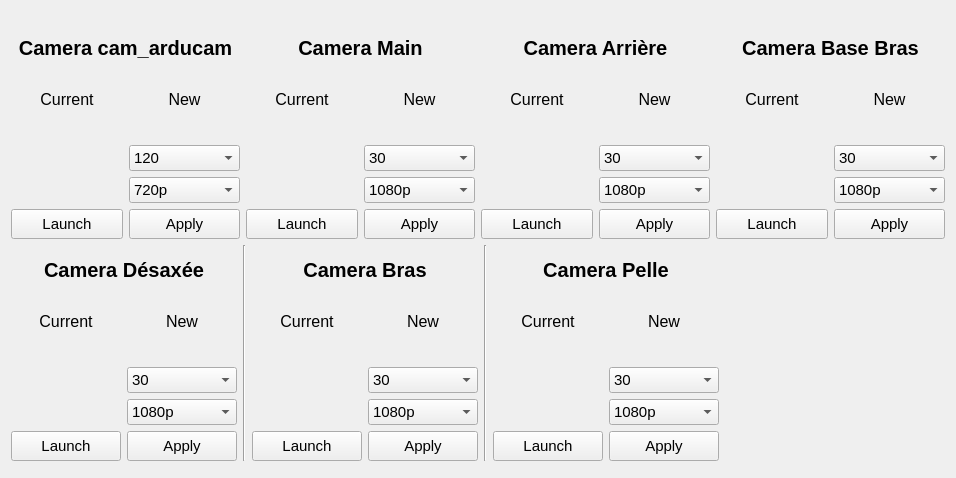
Old version of the form rover_base/rover_launch_control/resource/rover_launch_camera.ui in the repository robotique-udes/rover.
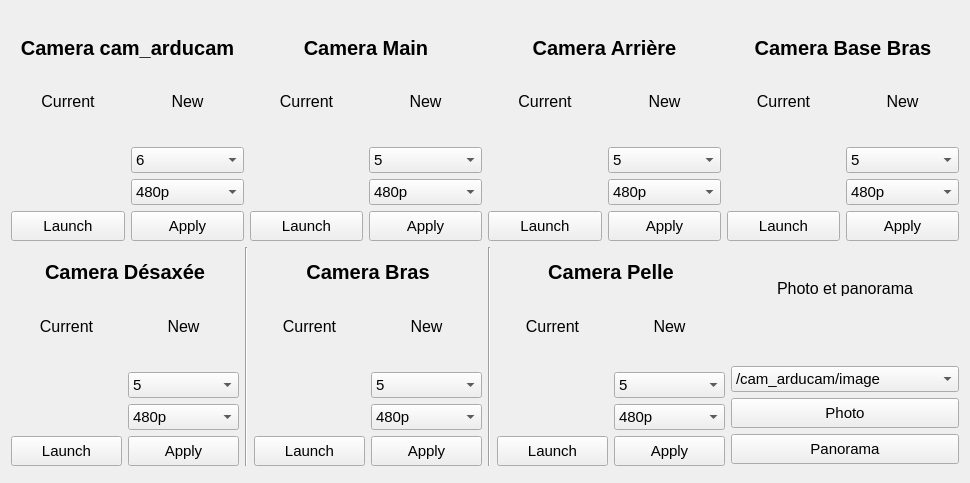
New version of the form.

What changed in the file:
```diff
--- a/rover_base/rover_launch_control/resource/rover_launch_camera.ui
+++ b/rover_base/rover_launch_control/resource/rover_launch_camera.ui
@@ -12,8 +12,8 @@
    <rect>
     <x>0</x>
     <y>0</y>
-    <width>956</width>
-    <height>478</height>
+    <width>970</width>
+    <height>483</height>
    </rect>
   </property>
   <property name="maximumSize">
@@ -365,8 +365,13 @@
                 <cursorShape>PointingHandCursor</cursorShape>
                </property>
                <property name="currentText">
-                <string>120</string>
+                <string>6</string>
                </property>
+               <item>
+                <property name="text">
+                 <string>6</string>
+                </property>
+               </item>
                <item>
                 <property name="text">
                  <string>120</string>
@@ -440,13 +445,8 @@
                 <cursorShape>PointingHandCursor</cursorShape>
                </property>
                <property name="currentText">
-                <string>720p</string>
+                <string>480p</string>
                </property>
-               <item>
-                <property name="text">
-                 <string>720p</string>
-                </property>
-               </item>
                <item>
                 <property name="text">
                  <string>480p</string>
@@ -790,8 +790,13 @@
                   <cursorShape>PointingHandCursor</cursorShape>
                  </property>
                  <property name="currentText">
-                  <string>30</string>
+                  <string>5</string>
                  </property>
+                 <item>
+                  <property name="text">
+                   <string>5</string>
+                  </property>
+                 </item>
                  <item>
                   <property name="text">
                    <string>30</string>
@@ -845,8 +850,13 @@
                   <cursorShape>PointingHandCursor</cursorShape>
                  </property>
                  <property name="currentText">
-                  <string>1080p</string>
+                  <string>480p</string>
                  </property>
+                 <item>
+                  <property name="text">
+                   <string>480p</string>
+                  </property>
+                 </item>
                  <item>
                   <property name="text">
                    <string>1080p</string>
@@ -1202,8 +1212,13 @@
                   <cursorShape>PointingHandCursor</cursorShape>
                  </property>
                  <property name="currentText">
-                  <string>30</string>
+                  <string>5</string>
                  </property>
+                 <item>
+                  <property name="text">
+                   <string>5</string>
+                  </property>
+                 </item>
                  <item>
                   <property name="text">
                    <string>30</string>
@@ -1257,8 +1272,13 @@
                   <cursorShape>PointingHandCursor</cursorShape>
                  </property>
                  <property name="currentText">
-                  <string>1080p</string>
+                  <string>480p</string>
                  </property>
+                 <item>
+                  <property name="text">
+                   <string>480p</string>
+                  </property>
+                 </item>
                  <item>
                   <property name="text">
                    <string>1080p</string>
@@ -1614,8 +1634,13 @@
                   <cursorShape>PointingHandCursor</cursorShape>
                  </property>
                  <property name="currentText">
-                  <string>30</string>
+                  <string>5</string>
                  </property>
+                 <item>
+                  <property name="text">
+                   <string>5</string>
+                  </property>
+                 </item>
                  <item>
                   <property name="text">
                    <string>30</string>
@@ -1669,8 +1694,13 @@
                   <cursorShape>PointingHandCursor</cursorShape>
                  </property>
                  <property name="currentText">
-                  <string>1080p</string>
+                  <string>480p</string>
                  </property>
+                 <item>
+                  <property name="text">
+                   <string>480p</string>
+                  </property>
+                 </item>
                  <item>
                   <property name="text">
                    <string>1080p</string>
@@ -2032,8 +2062,13 @@
                     <cursorShape>PointingHandCursor</cursorShape>
                    </property>
                    <property name="currentText">
-                    <string>30</string>
+                    <string>5</string>
                    </property>
+                   <item>
+                    <property name="text">
+                     <string>5</string>
+                    </property>
+                   </item>
                    <item>
                     <property name="text">
                      <string>30</string>
@@ -2087,8 +2122,13 @@
                     <cursorShape>PointingHandCursor</cursorShape>
                    </property>
                    <property name="currentText">
-                    <string>1080p</string>
+                    <string>480p</string>
                    </property>
+                   <item>
+                    <property name="text">
+                     <string>480p</string>
+                    </property>
+                   </item>
                    <item>
                     <property name="text">
                      <string>1080p</string>
@@ -2451,8 +2491,13 @@
                     <cursorShape>PointingHandCursor</cursorShape>
                    </property>
                    <property name="currentText">
-                    <string>30</string>
+                    <string>5</string>
                    </property>
+                   <item>
+                    <property name="text">
+                     <string>5</string>
+                    </property>
+                   </item>
                    <item>
                     <property name="text">
                      <string>30</string>
@@ -2506,8 +2551,13 @@
                     <cursorShape>PointingHandCursor</cursorShape>
                    </property>
                    <property name="currentText">
-                    <string>1080p</string>
+                    <string>480p</string>
                    </property>
+                   <item>
+                    <property name="text">
+                     <string>480p</string>
+                    </property>
+                   </item>
                    <item>
                     <property name="text">
                      <string>1080p</string>
@@ -2870,8 +2920,13 @@
                     <cursorShape>PointingHandCursor</cursorShape>
                    </property>
                    <property name="currentText">
-                    <string>30</string>
+                    <string>5</string>
                    </property>
+                   <item>
+                    <property name="text">
+                     <string>5</string>
+                    </property>
+                   </item>
                    <item>
                     <property name="text">
                      <string>30</string>
@@ -2925,8 +2980,13 @@
                     <cursorShape>PointingHandCursor</cursorShape>
                    </property>
                    <property name="currentText">
-                    <string>1080p</string>
+                    <string>480p</string>
                    </property>
+                   <item>
+                    <property name="text">
+                     <string>480p</string>
+                    </property>
+                   </item>
                    <item>
                     <property name="text">
                      <string>1080p</string>
@@ -3006,17 +3066,241 @@
           </layout>
          </item>
          <item>
-          <spacer name="horizontalSpacer">
-           <property name="orientation">
-            <enum>Qt::Horizontal</enum>
-           </property>
-           <property name="sizeHint" stdset="0">
-            <size>
-             <width>40</width>
-             <height>20</height>
-            </size>
-           </property>
-          </spacer>
+          <layout class="QVBoxLayout" name="verticalLayout_39">
+           <item>
+            <layout class="QVBoxLayout" name="verticalLayout_40">
+             <item>
+              <layout class="QHBoxLayout" name="horizontalLayout_13">
+               <item>
+                <layout class="QVBoxLayout" name="verticalLayout_41">
+                 <item>
+                  <widget class="QPushButton" name="pb_current_cam_pelle_bw_2">
+                   <property name="enabled">
+                    <bool>true</bool>
+                   </property>
+                   <property name="cursor">
+                    <cursorShape>ArrowCursor</cursorShape>
+                   </property>
+                   <property name="focusPolicy">
+                    <enum>Qt::StrongFocus</enum>
+                   </property>
+                   <property name="text">
+                    <string/>
+                   </property>
+                   <property name="autoDefault">
+                    <bool>false</bool>
+                   </property>
+                   <property name="default">
+                    <bool>false</bool>
+                   </property>
+                   <property name="flat">
+                    <bool>true</bool>
+                   </property>
+                  </widget>
+                 </item>
+                 <item>
+                  <widget class="QLabel" name="label_29">
+                   <property name="sizePolicy">
+                    <sizepolicy hsizetype="MinimumExpanding" vsizetype="MinimumExpanding">
+                     <horstretch>0</horstretch>
+                     <verstretch>0</verstretch>
+                    </sizepolicy>
+                   </property>
+                   <property name="maximumSize">
+                    <size>
+                     <width>16777215</width>
+                     <height>15</height>
+                    </size>
+                   </property>
+                   <property name="font">
+                    <font>
+                     <family>Ubuntu</family>
+                     <pointsize>12</pointsize>
+                     <weight>50</weight>
+                     <bold>false</bold>
+                    </font>
+                   </property>
+                   <property name="text">
+                    <string>Photo et panorama</string>
+                   </property>
+                   <property name="textFormat">
+                    <enum>Qt::AutoText</enum>
+                   </property>
+                   <property name="scaledContents">
+                    <bool>false</bool>
+                   </property>
+                   <property name="alignment">
+                    <set>Qt::AlignCenter</set>
+                   </property>
+                  </widget>
+                 </item>
+                 <item>
+                  <widget class="QPushButton" name="pb_current_cam_pelle_framerate_2">
+                   <property name="cursor">
+                    <cursorShape>ArrowCursor</cursorShape>
+                   </property>
+                   <property name="text">
+                    <string/>
+                   </property>
+                   <property name="flat">
+                    <bool>true</bool>
+                   </property>
+                  </widget>
+                 </item>
+                 <item>
+                  <widget class="QPushButton" name="pb_current_cam_pelle_resolution_2">
+                   <property name="cursor">
+                    <cursorShape>ArrowCursor</cursorShape>
+                   </property>
+                   <property name="text">
+                    <string/>
+                   </property>
+                   <property name="flat">
+                    <bool>true</bool>
+                   </property>
+                  </widget>
+                 </item>
+                 <item>
+                  <widget class="QComboBox" name="cb_topic_camera">
+                   <property name="cursor">
+                    <cursorShape>PointingHandCursor</cursorShape>
+                   </property>
+                   <property name="currentText">
+                    <string>/cam_arducam/image</string>
+                   </property>
+                   <item>
+                    <property name="text">
+                     <string>/cam_arducam/image</string>
+                    </property>
+                   </item>
+                   <item>
+                    <property name="text">
+                     <string>/cam_main/image</string>
+                    </property>
+                   </item>
+                   <item>
+                    <property name="text">
+                     <string>/cam_arriere/image</string>
+                    </property>
+                   </item>
+                   <item>
+                    <property name="text">
+                     <string>/cam_base_bras/image</string>
+                    </property>
+                   </item>
+                   <item>
+                    <property name="text">
+                     <string>/cam_desaxee/image</string>
+                    </property>
+                   </item>
+                   <item>
+                    <property name="text">
+                     <string>/cam_bras/image</string>
+                    </property>
+                   </item>
+                   <item>
+                    <property name="text">
+                     <string>/cam_pelle/image</string>
+                    </property>
+                   </item>
+                  </widget>
+                 </item>
+                 <item>
+                  <widget class="QPushButton" name="pb_photo">
+                   <property name="sizePolicy">
+                    <sizepolicy hsizetype="Minimum" vsizetype="Fixed">
+                     <horstretch>0</horstretch>
+                     <verstretch>0</verstretch>
+                    </sizepolicy>
+                   </property>
+                   <property name="minimumSize">
+                    <size>
+                     <width>0</width>
+                     <height>30</height>
+                    </size>
+                   </property>
+                   <property name="cursor">
+                    <cursorShape>PointingHandCursor</cursorShape>
+                   </property>
+                   <property name="text">
+                    <string>Photo</string>
+                   </property>
+                   <property name="iconSize">
+                    <size>
+                     <width>16</width>
+                     <height>16</height>
+                    </size>
+                   </property>
+                   <property name="checkable">
+                    <bool>false</bool>
+                   </property>
+                   <property name="checked">
+                    <bool>false</bool>
+                   </property>
+                   <property name="autoDefault">
+                    <bool>false</bool>
+                   </property>
+                   <property name="default">
+                    <bool>false</bool>
+                   </property>
+                   <property name="flat">
+                    <bool>false</bool>
+                   </property>
+                  </widget>
+                 </item>
+                 <item>
+                  <widget class="QPushButton" name="pb_panorama">
+                   <property name="sizePolicy">
+                    <sizepolicy hsizetype="Minimum" vsizetype="Fixed">
+                     <horstretch>0</horstretch>
+                     <verstretch>0</verstretch>
+                    </sizepolicy>
+                   </property>
+                   <property name="minimumSize">
+                    <size>
+                     <width>0</width>
+                     <height>30</height>
+                    </size>
+                   </property>
+                   <property name="cursor">
+                    <cursorShape>PointingHandCursor</cursorShape>
+                   </property>
+                   <property name="text">
+                    <string>Panorama</string>
+                   </property>
+                   <property name="iconSize">
+                    <size>
+                     <width>16</width>
+                     <height>16</height>
+                    </size>
+                   </property>
+                   <property name="checkable">
+                    <bool>false</bool>
+                   </property>
+                   <property name="checked">
+                    <bool>false</bool>
+                   </property>
+                   <property name="autoDefault">
+                    <bool>false</bool>
+                   </property>
+                   <property name="default">
+                    <bool>false</bool>
+                   </property>
+                   <property name="flat">
+                    <bool>false</bool>
+                   </property>
+                  </widget>
+                 </item>
+                </layout>
+               </item>
+              </layout>
+             </item>
+            </layout>
+           </item>
+          </layout>
+         </item>
+         <item>
+          <layout class="QHBoxLayout" name="horizontalLayout_4"/>
          </item>
         </layout>
        </item>
```
Left out of the diff: 95 changed lines with no effect on the pictures.
